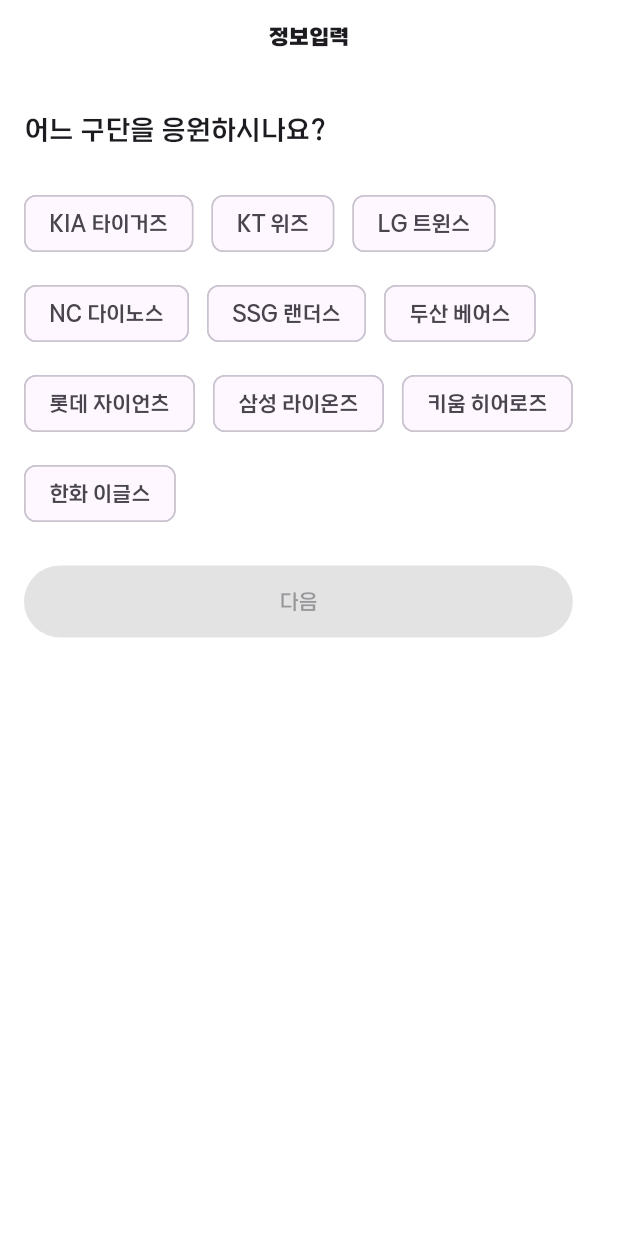
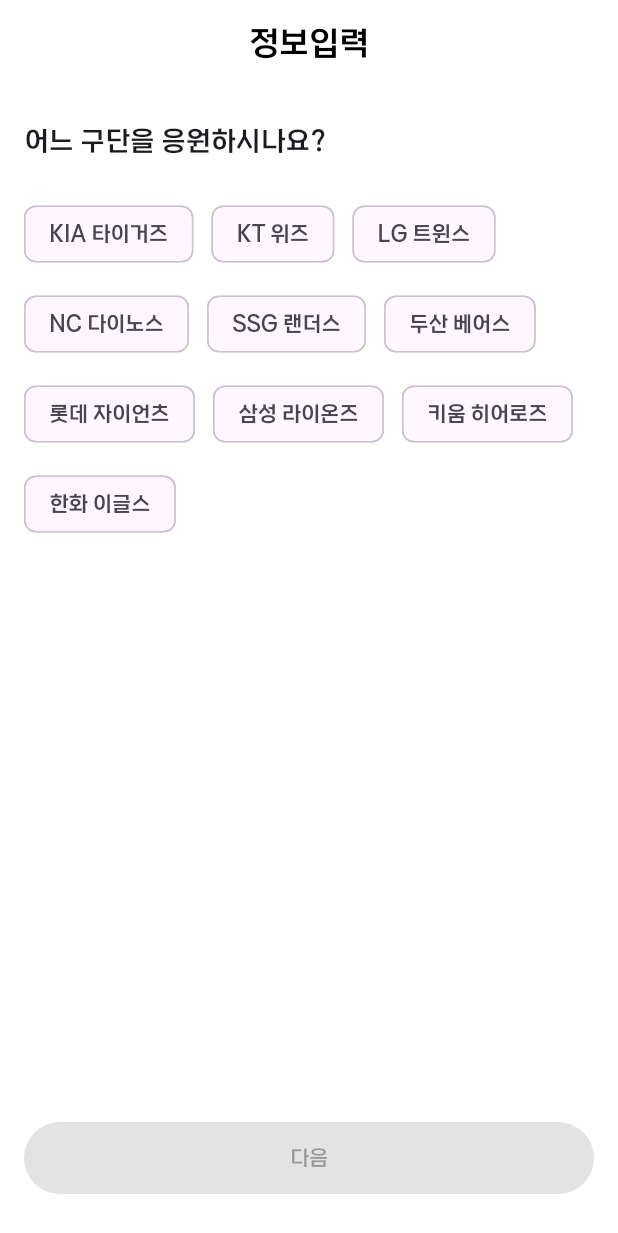
Before and after one commit to GlassyBus/seungyo-app, a Flutter app: the screen it shows after launch, on a phone screen of 412 x 824 dp. Shown: the top 1233 px of the screen. Run offline on Flutter 3.47's test engine with Material 3 defaults, Android fonts, the phone set to English and light mode, and no system bars; our stand-ins replace fluttertoast, shared_preferences; generated files the repository leaves out were written again.

Commit message:
로그인 구현 o, 디자인 x

```diff
--- a/lib/constants.dart
+++ b/lib/constants/constants.dart
@@ -1,7 +1,9 @@
 import 'package:intl/intl.dart';
 
 class AppConstants {
-  // Shared Preferences Keys
+  // SharedPreferences Keys
   static const String isLoggedInKey = 'isLoggedIn';
   static const String hasPreviousLoginKey = 'hasPreviousLogin';
+  static const String selectedTeamKey = 'selected_team';
+  static const String nicknameKey = 'nickname';
 }
--- a/lib/model/team_data.dart
+++ b/lib/constants/team_data.dart
@@ -1,5 +1,29 @@
+import 'package:collection/collection.dart';
+
+class Team {
+  final String code;
+  final String name;
+  final String emblem;
+
+  const Team({
+    required this.code,
+    required this.name,
+    required this.emblem,
+  });
+
+  factory Team.fromMap(Map<String, String> map) {
+    return Team(
+      code: map['code'] ?? '',
+      name: map['name'] ?? '',
+      emblem: map['emblem'] ?? '',
+    );
+  }
+}
+
 class TeamData {
-  static const List<Map<String, String>> teams = [
+  static final List<Team> teams = _rawTeams.map(Team.fromMap).toList();
+
+  static const List<Map<String, String>> _rawTeams = [
     {"code": "tigers", "name": "KIA 타이거즈", "emblem": "assets/emblems/tigers.png"},
     {"code": "wiz", "name": "KT 위즈", "emblem": "assets/emblems/wiz.png"},
     {"code": "twins", "name": "LG 트윈스", "emblem": "assets/emblems/twins.png"},
@@ -12,7 +36,11 @@ class TeamData {
     {"code": "eagles", "name": "한화 이글스", "emblem": "assets/emblems/eagles.png"},
   ];
 
-  static Map<String, String>? getByName(String name) {
-    return teams.firstWhere((e) => e['name'] == name, orElse: () => {});
+  static Team? getByName(String name) {
+    return teams.firstWhereOrNull((e) => e.name == name);
+  }
+
+  static Team? getByCode(String code) {
+    return teams.firstWhereOrNull((e) => e.code == code);
   }
 }
--- a/lib/view/auth/auth_screen.dart
+++ b/lib/view/auth/auth_screen.dart
@@ -1,4 +1,5 @@
 import 'package:flutter/material.dart';
+import 'package:flutter/services.dart';
 import 'package:provider/provider.dart';
 import 'package:seungyo/routes.dart';
 import 'package:seungyo/viewmodel/auth_vm.dart';
@@ -29,24 +30,46 @@ class _AuthScreenState extends State<AuthScreen> {
     }
   }
 
+  void _previousPage() {
+    _pageController.previousPage(
+      duration: const Duration(milliseconds: 300),
+      curve: Curves.easeInOut,
+    );
+  }
+
   @override
   Widget build(BuildContext context) {
     return ChangeNotifierProvider(
-      create: (_) => AuthViewModel()..loadSavedData(),
+      create: (_) => AuthViewModel(),
       child: Consumer<AuthViewModel>(
         builder: (context, vm, _) {
-          return Scaffold(
-            body: AnimatedSwitcher(
-              duration: const Duration(milliseconds: 500),
-              child: PageView(
-                key: ValueKey(_currentPage),
+          return PopScope(
+            canPop: false,
+            onPopInvoked: (didPop) async {
+              if (didPop) return;
+
+              if (_currentPage == 0) {
+                final shouldExit = await vm.handleDoubleBackPress(context);
+                if (shouldExit) {
+                  SystemNavigator.pop();
+                }
+              }
+            },
+            child: Scaffold(
+              body: PageView(
                 controller: _pageController,
                 physics: const NeverScrollableScrollPhysics(),
                 onPageChanged: (index) => setState(() => _currentPage = index),
                 children: [
                   SelectTeamView(onNext: _nextPage),
-                  NicknameInputView(onNext: _nextPage),
-                  WelcomeView(onNext: _nextPage),
+                  NicknameInputView(onNext: _nextPage, onBack: _previousPage),
+                  WelcomeView(
+                    onNext:
+                        () => Navigator.pushReplacementNamed(
+                          context,
+                          Routes.main,
+                        ),
+                  ),
                 ],
               ),
             ),
--- a/lib/view/auth/widgets/select_team_view.dart
+++ b/lib/view/auth/widgets/select_team_view.dart
@@ -1,8 +1,7 @@
 import 'package:flutter/material.dart';
 import 'package:provider/provider.dart';
-import 'package:seungyo/model/team_data.dart';
+import 'package:seungyo/constants/team_data.dart';
 import 'package:seungyo/viewmodel/auth_vm.dart';
-import 'package:seungyo/widgets/app_title_bar.dart';
 
 class SelectTeamView extends StatelessWidget {
   final VoidCallback onNext;
@@ -13,49 +12,49 @@ class SelectTeamView extends StatelessWidget {
   Widget build(BuildContext context) {
     final vm = context.watch<AuthViewModel>();
 
-    return WillPopScope(
-      onWillPop: () async {
-        return await vm.handleDoubleBackPress(context);
-      },
+    return PopScope(
+      canPop: false,
       child: Scaffold(
-        appBar: const AppTitleBar(
-          center: Text('정보입력', style: TextStyle(fontWeight: FontWeight.bold)),
+        appBar: AppBar(
+          title: const Text('정보입력'),
+          centerTitle: true,
+          backgroundColor: Colors.white,
+          foregroundColor: Colors.black,
+          elevation: 0,
         ),
         body: SafeArea(
-          child: Stack(
-            children: [
-              Padding(
-                padding: const EdgeInsets.fromLTRB(16, 25, 16, 100),
-                child: SingleChildScrollView(
+          child: Padding(
+            padding: const EdgeInsets.fromLTRB(16, 25, 16, 0),
             child: Column(
               crossAxisAlignment: CrossAxisAlignment.start,
               children: [
-                      const Text(
-                        '어느 구단을 응원하시나요?',
-                        style: TextStyle(fontSize: 18),
-                      ),
+                const Text('어느 구단을 응원하시나요?', style: TextStyle(fontSize: 18)),
                 const SizedBox(height: 25),
-                      Wrap(
+                Expanded(
+                  child: SingleChildScrollView(
+                    child: Wrap(
                       spacing: 12,
                       runSpacing: 12,
                       children:
                           TeamData.teams.map((team) {
-                              final isSelected = vm.team == team['name'];
+                            final isSelected = vm.team == team.name;
                             return ChoiceChip(
-                                label: Text(team['name']!),
+                              label: Text(team.name),
                               selected: isSelected,
-                                onSelected: (_) => vm.selectTeam(team['name']!),
+                              onSelected: (_) {
+                                vm.selectTeam(isSelected ? null : team.name);
+                              },
                             );
                           }).toList(),
+                    ),
+                  ),
                 ),
               ],
             ),
           ),
         ),
-              Positioned(
-                bottom: 28,
-                left: 16,
-                right: 16,
+        bottomNavigationBar: Padding(
+          padding: const EdgeInsets.fromLTRB(16, 0, 16, 28),
           child: ElevatedButton(
             onPressed: vm.team == null ? null : onNext,
             style: ElevatedButton.styleFrom(
@@ -64,9 +63,6 @@ class SelectTeamView extends StatelessWidget {
             child: const Text('다음'),
           ),
         ),
-            ],
-          ),
-        ),
       ),
     );
   }
--- a/lib/viewmodel/splash_vm.dart
+++ b/lib/viewmodel/splash_vm.dart
@@ -1,5 +1,5 @@
 import 'package:flutter/material.dart';
-import 'package:seungyo/model/repository/auth_repository.dart';
+import 'package:seungyo/repository/auth_repository.dart';
 import 'package:seungyo/routes.dart';
 
 class SplashViewModel extends ChangeNotifier {
--- a/lib/widgets/app_title_bar.dart
+++ /dev/null
@@ -1,29 +0,0 @@
-import 'package:flutter/material.dart';
-
-class AppTitleBar extends StatelessWidget implements PreferredSizeWidget {
-  final Widget? left;
-  final Widget? center;
-  final Widget? right;
-
-  const AppTitleBar({super.key, this.left, this.center, this.right});
-
-  @override
-  Widget build(BuildContext context) {
-    return Container(
-      height: preferredSize.height,
-      padding: const EdgeInsets.symmetric(horizontal: 16),
-      alignment: Alignment.center,
-      color: Colors.white,
-      child: Row(
-        children: [
-          left ?? const SizedBox(width: 48),
-          Expanded(child: Center(child: center)),
-          right ?? const SizedBox(width: 48),
-        ],
-      ),
-    );
-  }
-
-  @override
-  Size get preferredSize => const Size.fromHeight(49);
-}
--- a/pubspec.yaml
+++ b/pubspec.yaml
@@ -50,6 +50,8 @@ dependencies:
 
   # 관계형 데이터베이스 (Moor → Drift)
   drift: ^2.0.0
+
+  collection: ^1.17.2
 
 dev_dependencies:
   flutter_test:
```
Also changed, not shown: lib/model/data/shared_preferences_helper.dart (deleted, +0 -13 lines), lib/model/repository/auth_repository.dart (deleted, +0 -21 lines), lib/repository/auth_repository.dart (added, +37 -0 lines), lib/repository/shared_preferences_helper.dart (added, +28 -0 lines), lib/view/auth/widgets/nickname_input_view.dart (+53 -26 lines), lib/view/auth/widgets/welcome_view.dart (+11 -13 lines), lib/viewmodel/auth_vm.dart (+14 -11 lines). Lines whose indentation alone changed are shown as unchanged.
